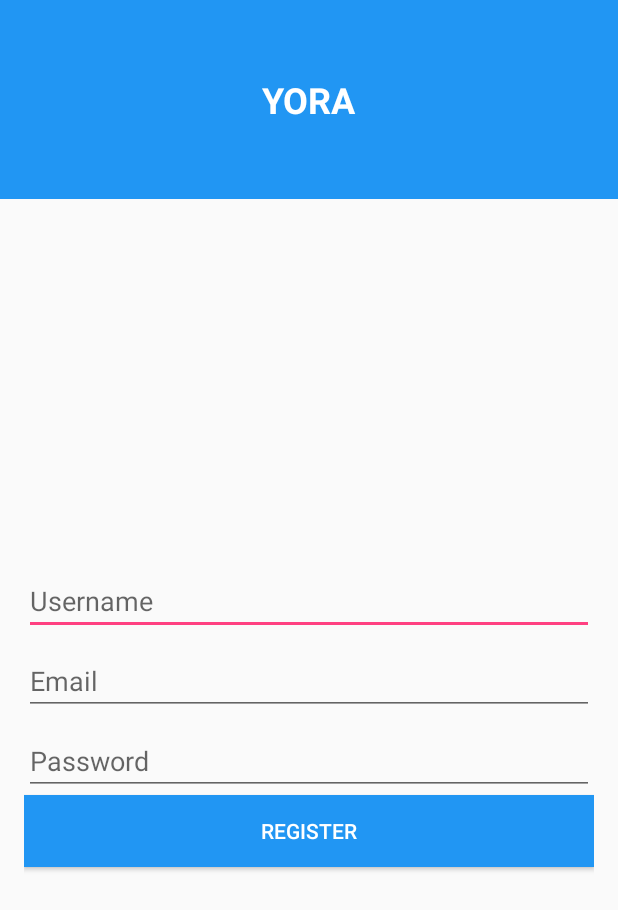
After one commit to morganlutz/android-practice, an Android app: the RegisterActivity screen opened directly, with no data from a screen before it, on a phone screen of 412 x 824 dp. The commit adds this screen. Shown: the top 910 px of the screen. Run offline under Robolectric (Android 15) with nearby library versions, the phone set to English and light mode, and no system bars.

Commit message:
add registration functionality

```diff
--- a/Yora/app/src/main/AndroidManifest.xml
+++ b/Yora/app/src/main/AndroidManifest.xml
@@ -20,6 +20,11 @@
         <activity android:name=".ui.LoginActivity" />
 
         <activity android:name=".ui.LoginNarrowActivity"/>
+
+        <activity android:name=".ui.RegisterActivity"/>
+
+        <activity android:name=".ui.ExternalLoginActivity"/>
+
     </application>
 
 </manifest>
--- /dev/null
+++ b/Yora/app/src/main/java/com/toggleable/morgan/yora/ui/RegisterActivity.java
@@ -0,0 +1,41 @@
+package com.toggleable.morgan.yora.ui;
+
+
+import android.os.Bundle;
+import android.view.View;
+import android.widget.Button;
+import android.widget.EditText;
+
+import com.toggleable.morgan.yora.R;
+
+public class RegisterActivity extends BaseActivity implements View.OnClickListener {
+    private EditText usernameText;
+    private EditText emailText;
+    private EditText passwordText;
+    private Button registerButton;
+    private View progressBar;
+
+    @Override
+    protected void onCreate(Bundle savedState) {
+        super.onCreate(savedState);
+
+        setContentView(R.layout.activity_register);
+        usernameText = (EditText) findViewById(R.id.activity_register_username);
+        emailText = (EditText) findViewById(R.id.activity_register_email);
+        passwordText = (EditText) findViewById(R.id.activity_register_password);
+        registerButton = (Button) findViewById(R.id.activity_register_registerButton);
+        progressBar = findViewById(R.id.activity_register_progressBar);
+
+        registerButton.setOnClickListener(this);
+        progressBar.setVisibility(View.GONE);
+    }
+
+    @Override
+    public void onClick(View view) {
+        if(view == registerButton) {
+            application.getAuth().getUser().setIsLoggedIn(true);
+            setResult(RESULT_OK);
+            finish();
+        }
+    }
+}
--- /dev/null
+++ b/Yora/app/src/main/res/layout/activity_register.xml
@@ -0,0 +1,66 @@
+<?xml version="1.0" encoding="utf-8"?>
+<LinearLayout
+    xmlns:android="http://schemas.android.com/apk/res/android"
+    android:orientation="vertical"
+    android:layout_width="match_parent"
+    android:layout_height="match_parent">
+
+    <include
+        layout="@layout/include_login_header"/>
+
+    <RelativeLayout
+        android:layout_width="match_parent"
+        android:layout_height="match_parent"
+        android:gravity="center_vertical"
+        android:layout_gravity="center_vertical"
+        android:padding="16dp">
+
+        <EditText
+            android:layout_width="match_parent"
+            android:layout_height="wrap_content"
+            android:hint="Username"
+            android:singleLine="true"
+            android:layout_marginBottom="8dp"
+            android:id="@+id/activity_register_username"/>
+
+        <EditText
+            android:layout_width="match_parent"
+            android:layout_height="wrap_content"
+            android:hint="Email"
+            android:singleLine="true"
+            android:layout_marginBottom="8dp"
+            android:id="@+id/activity_register_email"
+            android:layout_below="@id/activity_register_username"
+            android:inputType="textEmailAddress"/>
+
+        <EditText
+            android:layout_width="match_parent"
+            android:layout_height="wrap_content"
+            android:hint="Password"
+            android:singleLine="true"
+            android:layout_below="@id/activity_register_email"
+            android:inputType="textPassword"
+            android:id="@+id/activity_register_password"/>
+
+        <Button
+            android:layout_width="match_parent"
+            android:layout_height="wrap_content"
+            android:text="Register"
+            android:background="@color/primary_color_dark"
+            android:textColor="#FFFFFF"
+            android:layout_below="@id/activity_register_password"
+            android:id="@+id/activity_register_registerButton"/>
+        <ProgressBar
+            android:layout_width="wrap_content"
+            android:layout_height="wrap_content"
+            android:indeterminateOnly="true"
+            android:id="@+id/activity_register_progressBar"
+            android:layout_centerHorizontal="true"
+            android:layout_alignTop="@id/activity_register_registerButton"
+            android:layout_alignBottom="@id/activity_register_registerButton"/>
+
+
+    </RelativeLayout>
+
+
+</LinearLayout>
```
Also changed, not shown: Yora/app/src/main/java/com/toggleable/morgan/yora/fragments/LoginFragment.java (+34 -1 lines), Yora/app/src/main/java/com/toggleable/morgan/yora/ui/ExternalLoginActivity.java (added, +39 -0 lines), Yora/app/src/main/java/com/toggleable/morgan/yora/ui/LoginActivity.java (+55 -2 lines), Yora/app/src/main/java/com/toggleable/morgan/yora/ui/LoginNarrowActivity.java (+8 -1 lines), Yora/app/src/main/res/layout/activity_eternal_login.xml (added, +19 -0 lines).
